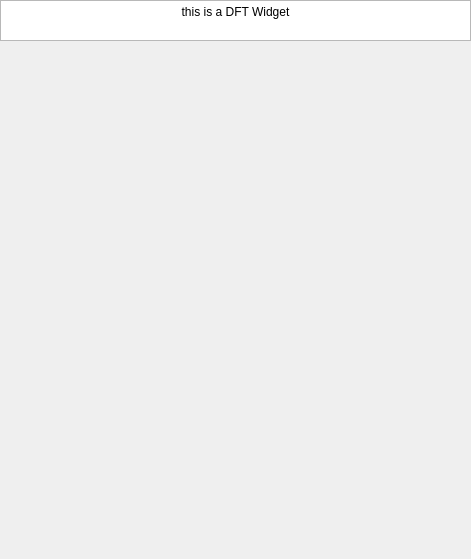
Old version of the form dft.ui in the repository sngo666/myPicAlgo.
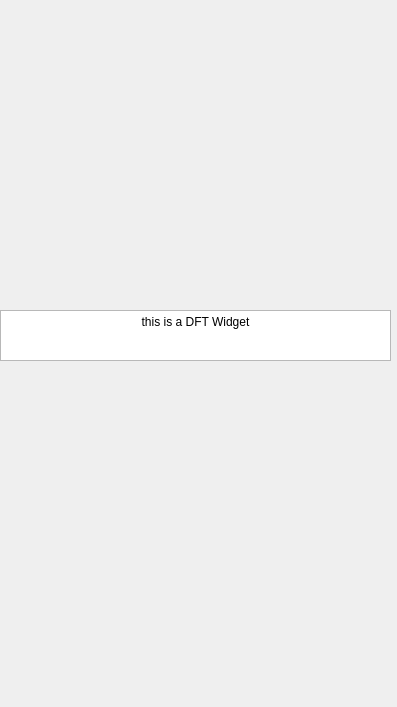
New version of the form.

What changed in the file:
```diff
--- a/dft.ui
+++ b/dft.ui
@@ -6,8 +6,8 @@
    <rect>
     <x>0</x>
     <y>0</y>
-    <width>471</width>
-    <height>559</height>
+    <width>397</width>
+    <height>707</height>
    </rect>
   </property>
   <property name="windowTitle">
@@ -17,9 +17,9 @@
    <property name="geometry">
     <rect>
      <x>0</x>
-     <y>0</y>
-     <width>471</width>
-     <height>41</height>
+     <y>310</y>
+     <width>391</width>
+     <height>51</height>
     </rect>
    </property>
    <property name="html">
@@ -33,10 +33,23 @@
   <widget class="QLabel" name="displayPic">
    <property name="geometry">
     <rect>
-     <x>70</x>
-     <y>120</y>
-     <width>321</width>
-     <height>331</height>
+     <x>0</x>
+     <y>0</y>
+     <width>391</width>
+     <height>291</height>
+    </rect>
+   </property>
+   <property name="text">
+    <string/>
+   </property>
+  </widget>
+  <widget class="QLabel" name="displayIDFT">
+   <property name="geometry">
+    <rect>
+     <x>0</x>
+     <y>370</y>
+     <width>391</width>
+     <height>311</height>
     </rect>
    </property>
    <property name="text">
```
Left out of the diff: 2 changed lines with no effect on the pictures.
